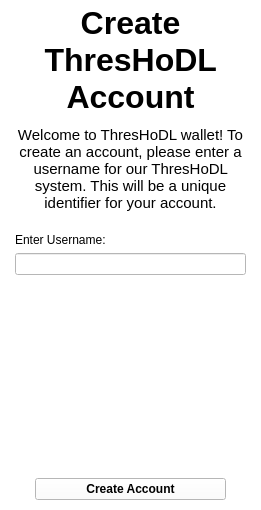
Old version of the form ThresHoDLApp/createaccount.ui in the repository isaidnocookies/Threshodl-Wallet.
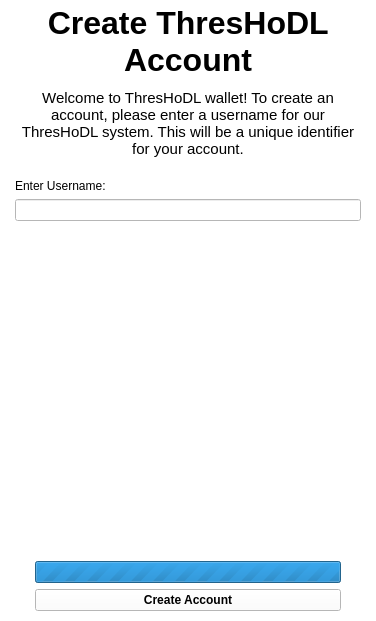
New version of the form.

Patch:
```diff
--- a/ThresHoDLApp/createaccount.ui
+++ b/ThresHoDLApp/createaccount.ui
@@ -6,8 +6,8 @@
    <rect>
     <x>0</x>
     <y>0</y>
-    <width>261</width>
-    <height>510</height>
+    <width>376</width>
+    <height>621</height>
    </rect>
   </property>
   <property name="windowTitle">
@@ -142,6 +142,32 @@
        </property>
       </spacer>
      </item>
+     <item>
+      <layout class="QHBoxLayout" name="horizontalLayout_2">
+       <property name="leftMargin">
+        <number>20</number>
+       </property>
+       <property name="topMargin">
+        <number>0</number>
+       </property>
+       <property name="rightMargin">
+        <number>20</number>
+       </property>
+       <item>
+        <widget class="QProgressBar" name="progressBar">
+         <property name="maximum">
+          <number>0</number>
+         </property>
+         <property name="value">
+          <number>-1</number>
+         </property>
+         <property name="alignment">
+          <set>Qt::AlignCenter</set>
+         </property>
+        </widget>
+       </item>
+      </layout>
+     </item>
      <item>
       <layout class="QHBoxLayout" name="horizontalLayout">
        <property name="leftMargin">
@@ -164,9 +190,6 @@
          <property name="autoFillBackground">
           <bool>false</bool>
          </property>
-         <property name="styleSheet">
-          <string notr="true"/>
-         </property>
          <property name="text">
           <string>Create Account</string>
          </property>
```
